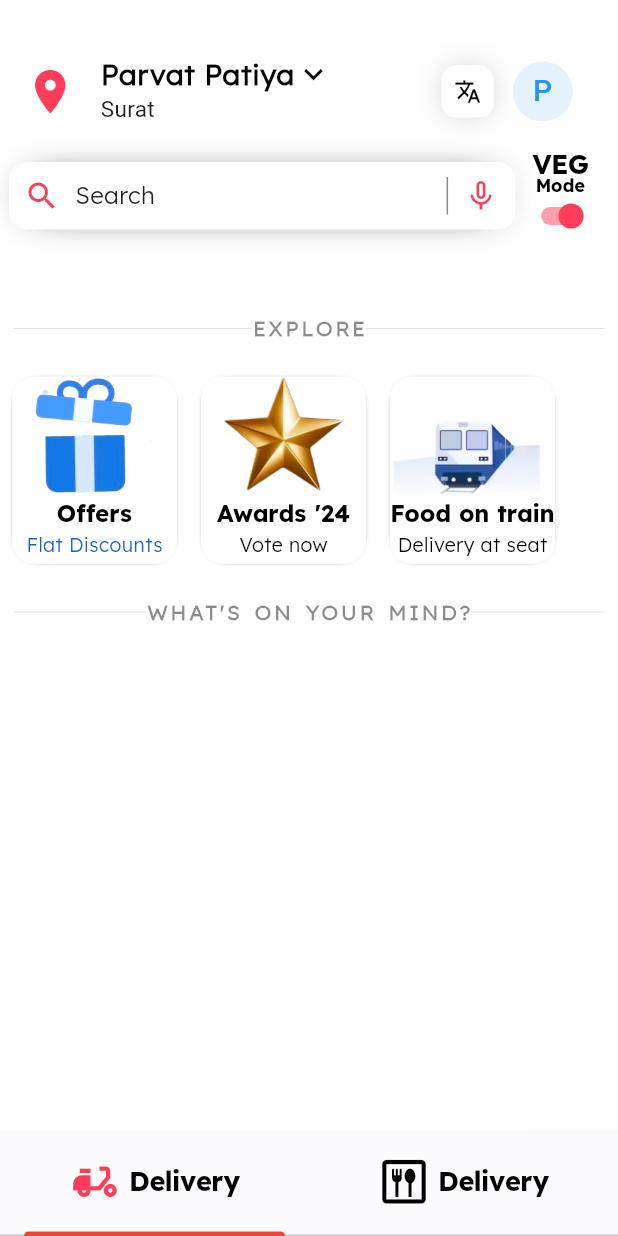
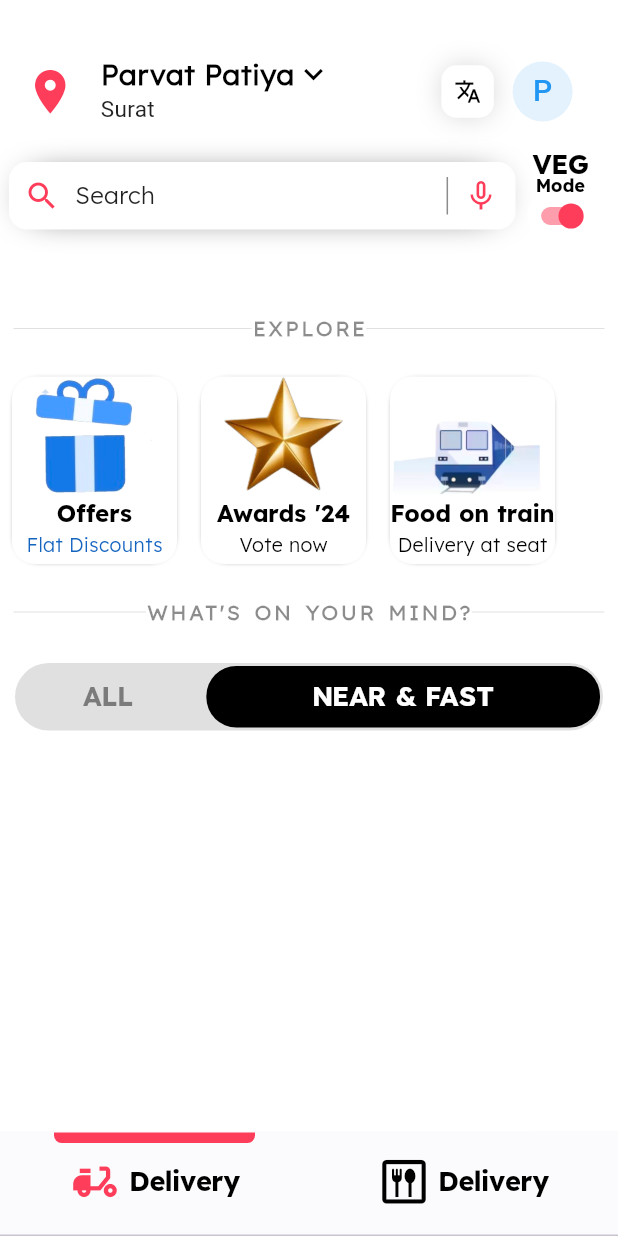
Before and after one commit to Prafulpatnecha/zomato_clone, a Flutter app: the screen it shows after launch, on a phone screen of 412 x 824 dp. Run offline on Flutter 3.47's test engine with Material 3 defaults, Android fonts, the phone set to English and light mode, and no system bars.

Commit message:
28-06-24

```diff
--- /dev/null
+++ b/lib/home/components/Containers.dart
@@ -0,0 +1,41 @@
+
+import 'package:flutter/material.dart';
+
+import '../../utils/color.dart';
+Padding paddingShowLineText({required String textFind}) {
+  return Padding(
+    padding: const EdgeInsets.all(9.0),
+    child: Column(
+      children: [
+        Container(
+          height: 30,
+          // color: Colors.blue,
+          child: Stack(
+            children: [
+              const Align(
+                child: Divider(
+                  color: Colors.black26,
+                  thickness: 0.3,
+                ),
+              ),
+              Align(
+                child: Container(
+                  color: Colors.white,
+                  child: Text(
+                    textFind,
+                    style: TextStyle(
+                        color: Colors.black45,
+                        fontFamily: fontLight,
+                        fontWeight: FontWeight.w600,
+                        letterSpacing: 2,
+                        wordSpacing: 2),
+                  ),
+                ),
+              )
+            ],
+          ),
+        ),
+      ],
+    ),
+  );
+}
--- /dev/null
+++ b/lib/home/components/funtions_use.dart
@@ -0,0 +1,6 @@
+import 'package:flutter/material.dart';
+const textStyle = TextStyle(
+    fontSize: 12.0,
+    color: Colors.white,
+    fontFamily: 'OpenSans',
+    fontWeight: FontWeight.w600);
--- a/lib/home/home_screen/homepage.dart
+++ b/lib/home/home_screen/homepage.dart
@@ -3,6 +3,8 @@ import 'package:zomato_clone/utils/globle_image.dart';
 import 'package:zomato_clone/utils/globle_model.dart';
 import 'package:zomato_clone/utils/globle_values.dart';
 import '../../utils/color.dart';
+import '../components/Containers.dart';
+import '../components/funtions_use.dart';
 
 class HomePage extends StatefulWidget {
   const HomePage({super.key});
@@ -37,13 +39,20 @@ class _HomePageState extends State<HomePage> {
             shadowColor: Colors.black,
             elevation: 0.5,
             bottom: TabBar(
-              labelColor: Colors.purple,
-              // indicatorColor: Colors.purple,
-              indicatorSize: TabBarIndicatorSize.label,
-              unselectedLabelColor: Colors.black,
+              indicator: UnderlineTabIndicator(
+                  borderSide: BorderSide(color: colorZomatoAll, width: 7.0),
+                  insets: const EdgeInsets.fromLTRB(20.0, 0.0, 20.0, 62.0),
+                  borderRadius: const BorderRadius.only(
+                      bottomLeft: Radius.circular(5),
+                      bottomRight: Radius.circular(5))),
+              unselectedLabelColor: colorZomatoAll,
+              unselectedLabelStyle: textStyle.copyWith(
+                fontSize: 20.0,
+                color: colorZomatoAll,
+              ),
               onTap: (value) {
                 setState(() {
-                  boolColorTabBar=!boolColorTabBar;
+                  boolColorTabBar = !boolColorTabBar;
                 });
               },
               indicatorColor: Colors.red,
@@ -54,8 +63,24 @@ class _HomePageState extends State<HomePage> {
                   child: Row(
                     mainAxisAlignment: MainAxisAlignment.center,
                     children: [
-                      (boolColorTabBar==true)?Icon(Icons.delivery_dining,size: 35,color: colorZomatoAll,):Icon(Icons.delivery_dining_outlined,size: 35,color: Colors.black,),
-                      Text(' Delivery',style: TextStyle(fontFamily: fontBold,fontSize: 18,color: Colors.black),)
+                      (boolColorTabBar == true)
+                          ? Icon(
+                              Icons.delivery_dining,
+                              size: 35,
+                              color: colorZomatoAll,
+                            )
+                          : const Icon(
+                              Icons.delivery_dining_outlined,
+                              size: 35,
+                              color: Colors.black,
+                            ),
+                      Text(
+                        ' Delivery',
+                        style: TextStyle(
+                            fontFamily: fontBold,
+                            fontSize: 18,
+                            color: Colors.black),
+                      )
                     ],
                   ),
                 ),
@@ -64,8 +89,24 @@ class _HomePageState extends State<HomePage> {
                   child: Row(
                     mainAxisAlignment: MainAxisAlignment.center,
                     children: [
-                      (boolColorTabBar==true)?Icon(Icons.dining_outlined,size: 35,color: Colors.black,):Icon(Icons.dining,size: 35,color: colorZomatoAll,),
-                      Text(' Delivery',style: TextStyle(fontFamily: fontBold,fontSize: 18,color: Colors.black),),
+                      (boolColorTabBar == true)
+                          ? const Icon(
+                              Icons.dining_outlined,
+                              size: 35,
+                              color: Colors.black,
+                            )
+                          : Icon(
+                              Icons.dining,
+                              size: 35,
+                              color: colorZomatoAll,
+                            ),
+                      Text(
+                        ' Delivery',
+                        style: TextStyle(
+                            fontFamily: fontBold,
+                            fontSize: 18,
+                            color: Colors.black),
+                      ),
                     ],
                   ),
                 ),
@@ -84,9 +125,9 @@ class _HomePageState extends State<HomePage> {
                     Container(
                       height: 180,
                       width: width,
-                      decoration: BoxDecoration(
+                      decoration: const BoxDecoration(
                           color: Colors.white,
-                          borderRadius: const BorderRadius.only(
+                          borderRadius: BorderRadius.only(
                               bottomLeft: Radius.circular(15),
                               bottomRight: Radius.circular(15))),
                       child: Column(
@@ -131,7 +172,8 @@ class _HomePageState extends State<HomePage> {
                               width: 100,
                               // color: Colors.blue,
                               child: Row(
-                                mainAxisAlignment: MainAxisAlignment.spaceAround,
+                                mainAxisAlignment:
+                                    MainAxisAlignment.spaceAround,
                                 children: [
                                   Container(
                                     height: 35,
@@ -230,10 +272,8 @@ class _HomePageState extends State<HomePage> {
                                     const SizedBox(
                                       width: 11,
                                     ),
-                                    Column(
-                                      children: [
-
-                                      ],
+                                    const Column(
+                                      children: [],
                                     )
                                   ],
                                 ),
@@ -267,7 +307,8 @@ class _HomePageState extends State<HomePage> {
                                       activeColor: colorZomatoAll,
                                       materialTapTargetSize:
                                           MaterialTapTargetSize.shrinkWrap,
-                                      trackOutlineWidth: WidgetStateProperty.all(13),
+                                      trackOutlineWidth:
+                                          WidgetStateProperty.all(13),
                                       trackOutlineColor:
                                           WidgetStateProperty.all(Colors.white),
                                     ),
@@ -276,7 +317,7 @@ class _HomePageState extends State<HomePage> {
                               ),
                             ],
                           ),
-                          SizedBox(
+                          const SizedBox(
                             height: 10,
                           ),
                           // GestureDetector(
@@ -302,7 +343,7 @@ class _HomePageState extends State<HomePage> {
                         ],
                       ),
                     ),
-                    SizedBox(
+                    const SizedBox(
                       height: 15,
                     ),
                     // Text(
@@ -323,7 +364,8 @@ class _HomePageState extends State<HomePage> {
                             exploreList!.foodListDetails.length,
                             (index) => Padding(
                               padding: const EdgeInsets.all(8.0),
-                              child: GestureDetector(//todo sat data index type Navigator
+                              child: GestureDetector(
+                                //todo sat data index type Navigator
                                 onTap: () {
                                   setState(() {
                                     // print(index);
@@ -356,19 +398,24 @@ class _HomePageState extends State<HomePage> {
                                             image: AssetImage(exploreList!
                                                 .foodListDetails[index].image!),
                                             fit: BoxFit.fitWidth,
-                                        ),),
+                                          ),
+                                        ),
                                       ),
                                       Text(
-                                        exploreList!.foodListDetails[index].name!,
+                                        exploreList!
+                                            .foodListDetails[index].name!,
                                         style: TextStyle(
                                             color: Colors.black,
                                             fontFamily: fontBold,
                                             fontSize: 16),
                                       ),
                                       Text(
-                                        exploreList!.foodListDetails[index].deal!,
+                                        exploreList!
+                                            .foodListDetails[index].deal!,
                                         style: TextStyle(
-                                            color: (index==0)?Colors.blue.shade800:Colors.black,
+                                            color: (index == 0)
+                                                ? Colors.blue.shade800
+                                                : Colors.black,
                                             fontFamily: fontLight,
                                             fontSize: 13),
                                       ),
@@ -381,8 +428,28 @@ class _HomePageState extends State<HomePage> {
                         ],
                       ),
                     ),
-                    paddingShowLineText(textFind: "WHAT'S ON YOUR MIND?"),//todo image category
-
+                    paddingShowLineText(textFind: "WHAT'S ON YOUR MIND?"),
+                    //todo image category
+                    Padding(
+                      padding: const EdgeInsets.all(10.0),
+                      child: Container(
+                        height: 45,
+                        width: width,
+                        decoration: BoxDecoration(
+                          color: Colors.black12,
+                          borderRadius: BorderRadius.circular(25),
+                        ),
+                        child: Row(//todo all and near fast
+                          mainAxisAlignment: MainAxisAlignment.spaceBetween,
+                          children: [
+                            // paddingButtonFuntion(boolValueFind, valueBoolSatStateData, textFind, widthFind),
+                            // paddingButtonFuntion(boolValueFind, valueBoolSatStateData, textFind, widthFind),
+                    buildPaddingButton(width: width, textFind: 'ALL', widthFind: 120, boolValueFind: true, valueBoolSatStateData: false),
+                    buildPaddingButton(width: width, textFind: 'NEAR & FAST', widthFind: width/1.57, boolValueFind: false, valueBoolSatStateData: true)
+                          ],
+                        ),
+                      ),
+                    )
                   ],
                 ),
               ),
@@ -394,40 +461,43 @@ class _HomePageState extends State<HomePage> {
     );
   }
 
-  Padding paddingShowLineText({required String textFind}) {
+  // Padding buildPaddingButton({required double width,required String textFind,required double widthFind,required bool boolValueFind,required bool valueBoolSatStateData}) {
+  //   return ;
+  // }
+
+  Padding buildPaddingButton({required double width,required String textFind,required double widthFind,required bool boolValueFind,required bool valueBoolSatStateData}) {
     return Padding(
-      padding: const EdgeInsets.all(9.0),
-      child: Column(
-        children: [
-          Container(
-            height: 30,
-            // color: Colors.blue,
-            child: Stack(
-              children: [
-                Align(
-                  child: Divider(
-                    color: Colors.black26,
-                    thickness: 0.3,
+                          padding: const EdgeInsets.all(2.0),
+                          child: (fastFindBool==boolValueFind)?GestureDetector(
+                            onTap: () {
+                              setState(() {
+                                fastFindBool=valueBoolSatStateData;
+                              });
+                            },
+                            child: Container(
+                              width: widthFind,
+                              decoration: BoxDecoration(
+                              // color: Colors.white10,
+                                borderRadius: BorderRadius.circular(20)
                               ),
+                              alignment: Alignment.center,
+                              child: Text(textFind,style: TextStyle(color: Colors.black45,fontFamily: fontBold,fontSize: 18),),
                             ),
-                Align(
+                          ):GestureDetector(
+                            onTap: () {
+                              setState(() {
+                                fastFindBool=valueBoolSatStateData;
+                              });
+                            },
                             child: Container(
-                    color: Colors.white,
-                    child: Text(
-                      textFind,
-                      style: TextStyle(
-                          color: Colors.black45,
-                          fontFamily: fontLight,
-                          fontWeight: FontWeight.w600,
-                          letterSpacing: 2,
-                          wordSpacing: 2),
+                              width: widthFind,
+                              decoration: BoxDecoration(
+                                  color: Colors.black,
+                                  borderRadius: BorderRadius.circular(20)
                               ),
+                              alignment: Alignment.center,
+                              child: Text(textFind,style: TextStyle(color: Colors.white,fontFamily: fontBold,fontSize: 18),),
                             ),
-                )
-              ],
-            ),
-          ),
-        ],
                           ),
                         );
   }
--- a/lib/utils/globle_values.dart
+++ b/lib/utils/globle_values.dart
@@ -3,3 +3,4 @@ import 'package:zomato_clone/utils/globle_model.dart';
 bool valueBool=true;
 FoodModel? exploreList;
 bool boolColorTabBar=true;
+bool fastFindBool=true;
```
Also changed, not shown: lib/utils/color.dart (line endings or trailing spaces). Lines whose indentation alone changed are shown as unchanged.
